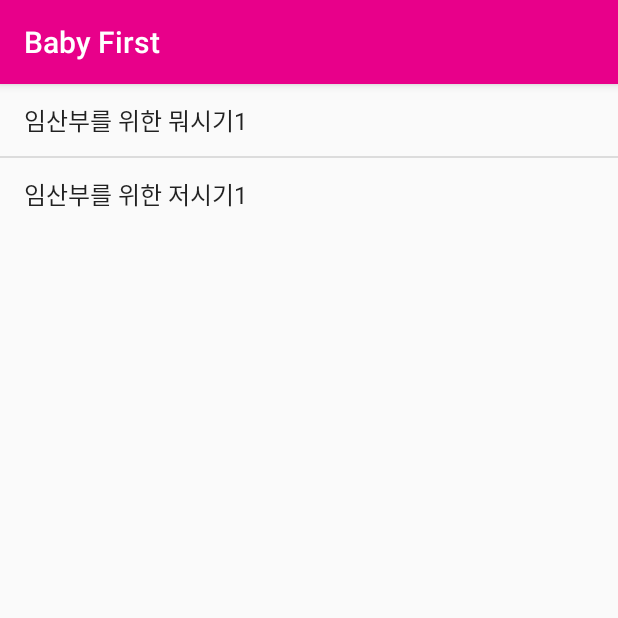
After one commit to GiYeongUM/BabyFrist_Project, an Android app: the siteActivity screen opened directly, with no data from a screen before it, on a phone screen of 412 x 824 dp, the top half of it. The commit adds this screen. Run offline under Robolectric (Android 15) with nearby library versions, the phone set to English and light mode, and no system bars.

Commit message:
version 0606

```diff
--- /dev/null
+++ b/BabyFirst/app/src/main/java/Project/babyfirst/siteActivity.java
@@ -0,0 +1,39 @@
+package Project.babyfirst;
+
+import android.content.Intent;
+import android.net.Uri;
+import android.support.v7.app.AppCompatActivity;
+import android.os.Bundle;
+import android.view.View;
+import android.widget.AdapterView;
+import android.widget.ArrayAdapter;
+import android.widget.ListView;
+
+import java.lang.reflect.Array;
+import java.util.List;
+
+public class siteActivity extends AppCompatActivity {
+
+    ListView listV;
+    @Override
+    protected void onCreate(Bundle savedInstanceState) {
+        super.onCreate(savedInstanceState);
+        setContentView(R.layout.activity_site);
+
+        final String[] siteList = {"임산부를 위한 뭐시기1", "임산부를 위한 저시기1"};
+        final String[] siteUri = {"http://www.naver.com", "http://www.daum.net"};
+        listV = findViewById(R.id.listView);
+        ArrayAdapter<String> adapter = new ArrayAdapter<String>(this, android.R.layout.simple_list_item_1, siteList);
+        listV.setAdapter(adapter);
+
+        listV.setOnItemClickListener(new AdapterView.OnItemClickListener() {
+            @Override
+            public void onItemClick(AdapterView<?> adapterView, View view, int i, long l) {
+                Uri uri = Uri.parse(siteUri[i]);
+                Intent intent = new Intent(Intent.ACTION_VIEW, uri);
+                startActivity(intent);
+            }
+        });
+
+    }
+}
--- /dev/null
+++ b/BabyFirst/app/src/main/res/layout/activity_site.xml
@@ -0,0 +1,15 @@
+<?xml version="1.0" encoding="utf-8"?>
+<LinearLayout xmlns:android="http://schemas.android.com/apk/res/android"
+    xmlns:app="http://schemas.android.com/apk/res-auto"
+    xmlns:tools="http://schemas.android.com/tools"
+    android:layout_width="match_parent"
+    android:layout_height="match_parent"
+    android:orientation="vertical"
+    tools:context=".siteActivity">
+
+    <ListView
+        android:id="@+id/listView"
+        android:layout_width="match_parent"
+        android:layout_height="wrap_content"></ListView>
+
+</LinearLayout>
```
Also changed, not shown: BabyFirst/app/src/main/AndroidManifest.xml (+9 -9 lines), BabyFirst/app/src/main/java/Project/babyfirst/LoginActivity.java (+11 -0 lines), BabyFirst/app/src/main/java/Project/babyfirst/signUpActivity.java (added, +13 -0 lines), BabyFirst/app/src/main/res/layout/activity_sign_up.xml (added, +74 -0 lines).
